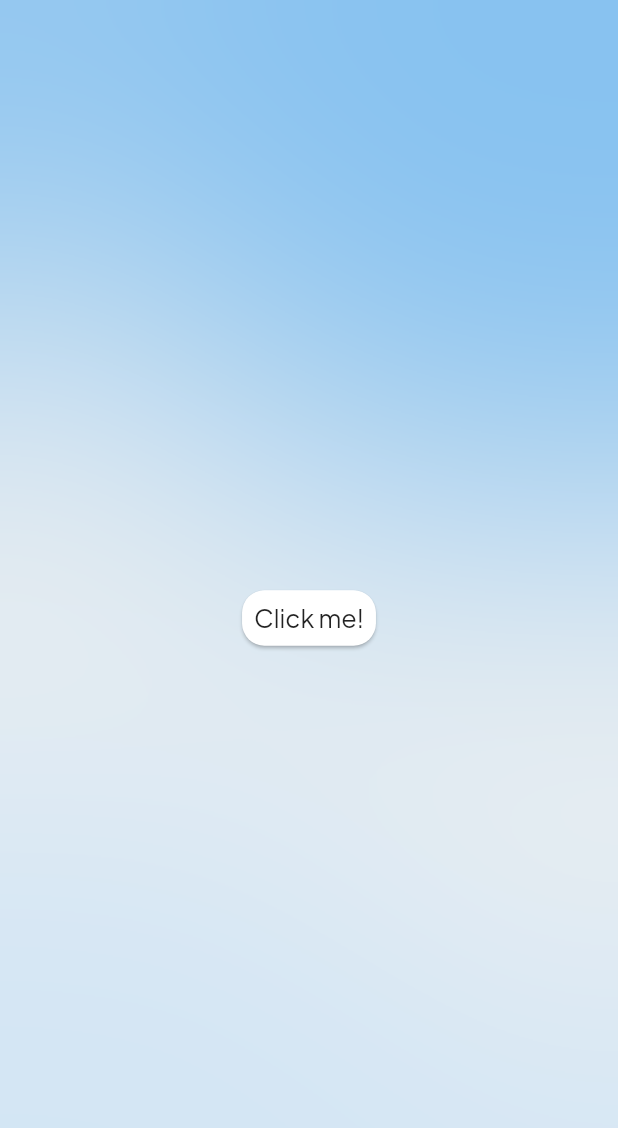
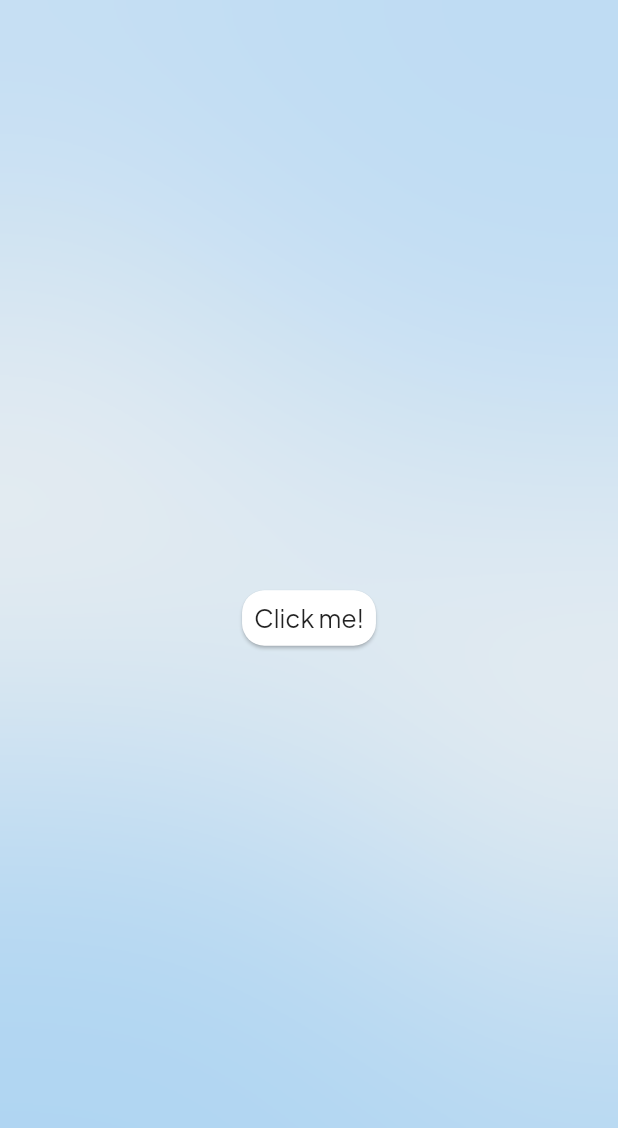
Before and after one commit to Hallis1221/Modlar, a Flutter app: the GlassBackgroundPage screen opened directly, on a phone screen of 412 x 824 dp. Shown: the top 1128 px of the screen. Run offline on Flutter 3.47's test engine with Material 2 defaults, Android fonts, the phone set to English and light mode, and no system bars; our stand-ins replace flutter_colorpicker, get_it, logger, package_info_plus, rxdart, shared_preferences; accounts and stored records are empty; generated files the repository leaves out were written again.

Commit message:
:+1: New indention + make glass background page align with the theme changer

```diff
--- a/ukeplanr_template/lib/UI/screens/testing/styles/glass_background_test.dart
+++ b/ukeplanr_template/lib/UI/screens/testing/styles/glass_background_test.dart
@@ -31,7 +31,7 @@ class GlassBackgroundPage extends StatelessWidget {
               builder: (_, AsyncSnapshot<num> snapshot) {
                 if (!snapshot.hasData || snapshot.data == null) {
                   return OffCenterCircle(
-                    color: Theme.of(context).colorScheme.background,
+                    color: Theme.of(context).primaryColor,
                     alignment: const Alignment(-1.5, 1.5),
                   );
                 }
@@ -48,7 +48,7 @@ class GlassBackgroundPage extends StatelessWidget {
                 );
               }),
           OffCenterCircle(
-            color: Theme.of(context).primaryColor,
+            color: Theme.of(context).backgroundColor,
             alignment: const Alignment(1, -1.5),
           )
         ],
```
Also changed, not shown: ukeplanr_template/lib/UI/screens/testing/theme/new_theme.dart (+4 -4 lines).
